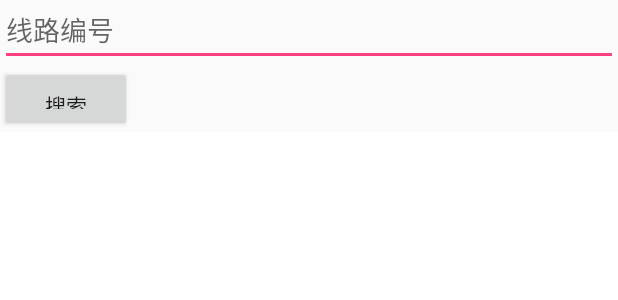
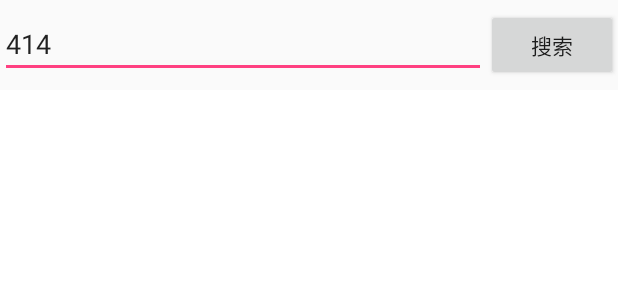
Before and after one commit to bowen-xiao/seyyou, an Android app: the layout activity_book_ticket_home.xml on its own in the app's theme, with its tools: preview values and no code run, on a phone screen of 412 x 824 dp. Shown: the top 300 px of the screen. Run offline under Robolectric (Android 15) with nearby library versions, the phone set to English and light mode, and no system bars.

Commit message:
问题优化

```diff
--- a/app/src/main/java/com/bowen/seeyou/chat/ChatRoomActivity.java
+++ b/app/src/main/java/com/bowen/seeyou/chat/ChatRoomActivity.java
@@ -33,6 +33,9 @@ import butterknife.OnClick;
 
 import static com.bowen.seeyou.R.id.btn_send_msg;
 
+/**
+ * 聊天室页面
+ */
 public class ChatRoomActivity extends Activity {
 
 	@BindView(R.id.input_autocomplete_text_view)
@@ -166,7 +169,6 @@ public class ChatRoomActivity extends Activity {
 
 	}
 
-
 	//向服务器发送消息
 	private void sendStrMsg() {
 		final String sendStr = mSendMsg.getText().toString().trim();
--- a/app/src/main/res/layout/activity_book_ticket_home.xml
+++ b/app/src/main/res/layout/activity_book_ticket_home.xml
@@ -7,17 +7,26 @@
     android:orientation="vertical"
     tools:context="com.bowen.seeyou.BookTicketHomeActivity">
 
+    <LinearLayout
+        android:gravity="center_vertical"
+        android:layout_width="match_parent"
+        android:layout_height="60dp"
+        android:orientation="horizontal">
         <EditText
+            android:text="414"
             android:id="@+id/et_book_ticket_input"
             android:hint="线路编号"
-        android:layout_width="match_parent"
+            android:layout_width="0dp"
+            android:layout_weight="1"
             android:layout_height="44dp" />
         <Button
-        android:padding="15dp"
+            android:padding="10dp"
             android:id="@+id/btn_search_by_key_word"
             android:text="搜索"
             android:layout_width="wrap_content"
-        android:layout_height="44dp" />
+            android:layout_height="wrap_content" />
+    </LinearLayout>
+
 
     <ListView
         android:background="@color/white"
```
Also changed, not shown: app/src/main/java/com/bowen/seeyou/BookTicketHomeActivity.java (+126 -10 lines), app/src/main/java/com/bowen/seeyou/MainActivity.java (+9 -7 lines), app/src/main/java/com/bowen/seeyou/chat/TestUpload.java (added, +9 -0 lines), app/src/main/java/com/bowen/seeyou/utils/DateUtils.java (+7 -0 lines), app/src/main/java/com/bowen/seeyou/utils/NotificationUtils.java (+5 -2 lines). Lines whose indentation alone changed are shown as unchanged.
